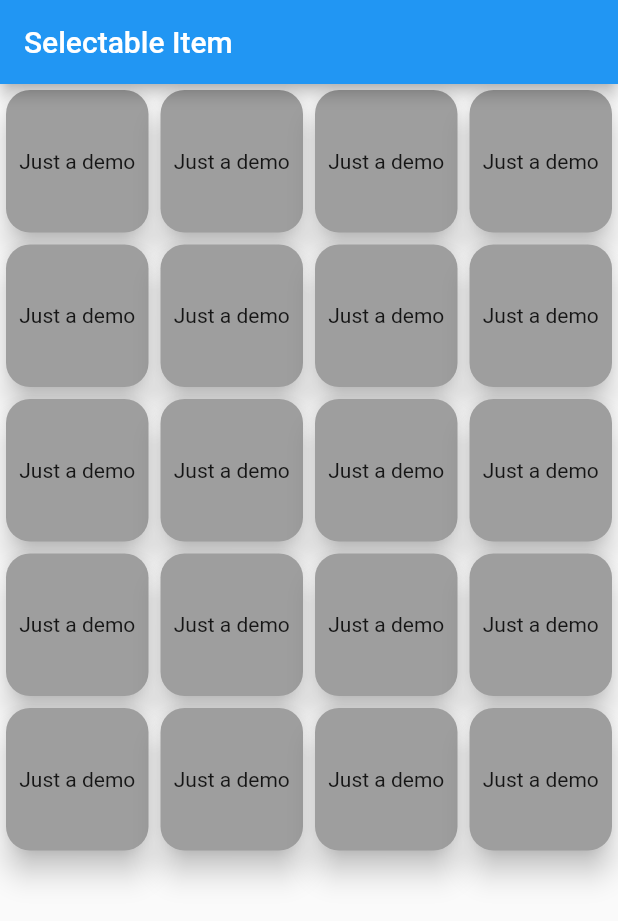
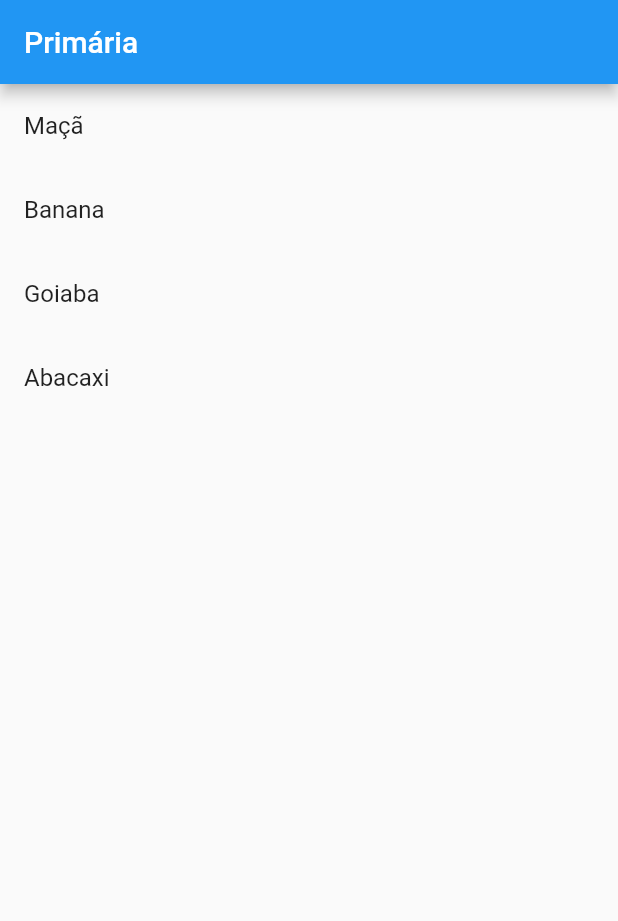
Before and after one commit to collbreno/flutter-extract, a Flutter app: the screen it shows after launch, on a phone screen of 412 x 824 dp. Shown: the top 921 px of the screen. Run offline on Flutter 3.47's test engine with Material 2 defaults, Android fonts, the phone set to English and light mode, and no system bars; our stand-ins replace animated_theme_switcher, built_collection, built_value, dartz, equatable, moor; generated files the repository leaves out were written again.

Commit message:
Creating mutable app bar and multiselect app bar

```diff
--- a/ui/demo/lib/main.dart
+++ b/ui/demo/lib/main.dart
@@ -1,4 +1,4 @@
-import 'package:demo/selectable_item_demo.dart';
+import 'package:demo/multi_select_app_bar_demo.dart';
 import 'package:flutter/material.dart';
 
 void main() {
@@ -14,7 +14,7 @@ class MyApp extends StatelessWidget {
       theme: ThemeData(
         primarySwatch: Colors.blue,
       ),
-      home: SelectableItemDemo(),
+      home: MultiSelectAppBarDemo(),
     );
   }
 }
--- /dev/null
+++ b/ui/demo/lib/multi_select_app_bar_demo.dart
@@ -0,0 +1,71 @@
+import 'package:flutter/material.dart';
+import 'package:ui/common/multi_select_app_bar.dart';
+
+class MultiSelectAppBarDemo extends StatefulWidget {
+  const MultiSelectAppBarDemo({Key? key}) : super(key: key);
+
+  @override
+  _MultiSelectAppBarDemoState createState() => _MultiSelectAppBarDemoState();
+}
+
+class _MultiSelectAppBarDemoState extends State<MultiSelectAppBarDemo> {
+  late final List<String> _items;
+  late Set<String> _selectedItems;
+
+  bool get _isSelecting => _selectedItems.isNotEmpty;
+
+  @override
+  void initState() {
+    super.initState();
+    _items = ['Maçã', 'Banana', 'Goiaba', 'Abacaxi'];
+    _selectedItems = {};
+  }
+
+  void _toggleItem(String item) {
+    if (_selectedItems.contains(item)) {
+      setState(() {
+        _selectedItems.remove(item);
+      });
+    } else {
+      setState(() {
+        _selectedItems.add(item);
+      });
+    }
+  }
+
+  @override
+  Widget build(BuildContext context) {
+    return Scaffold(
+      appBar: MultiSelectAppBar(
+        defaultAppBar: AppBar(
+          title: Text('Primária'),
+          backgroundColor: Colors.blue,
+        ),
+        actions: [
+          IconButton(onPressed: () {}, icon: Icon(Icons.copy)),
+          IconButton(onPressed: () {}, icon: Icon(Icons.edit)),
+          IconButton(onPressed: () {}, icon: Icon(Icons.delete)),
+        ],
+        onClear: () {
+          setState(() {
+            _selectedItems.clear();
+          });
+        },
+        backgroundColorWhenSelected: Colors.blueAccent,
+        selectedItems: _selectedItems.toList(),
+      ),
+      body: ListView.builder(
+        itemCount: _items.length,
+        itemBuilder: (ctx, index) {
+          final item = _items[index];
+          return ListTile(
+            selected: _selectedItems.contains(item),
+            onLongPress: _isSelecting ? null : () => _toggleItem(item),
+            onTap: !_isSelecting ? null : () => _toggleItem(item),
+            title: Text(item),
+          );
+        },
+      ),
+    );
+  }
+}
--- a/ui/demo/pubspec.yaml
+++ b/ui/demo/pubspec.yaml
@@ -23,6 +23,8 @@ environment:
 dependencies:
   flutter:
     sdk: flutter
+  ui:
+    path: '../'
 
 
   # The following adds the Cupertino Icons font to your application.
--- /dev/null
+++ b/ui/lib/common/multi_select_app_bar.dart
@@ -0,0 +1,27 @@
+import 'package:flutter/material.dart';
+import 'package:ui/common/mutable_app_bar.dart';
+
+class MultiSelectAppBar<T> extends MutableAppBar {
+  MultiSelectAppBar({
+    Key? key,
+    required AppBar defaultAppBar,
+    required VoidCallback onClear,
+    required List<T> selectedItems,
+    List<Widget> actions = const [],
+    Color? backgroundColorWhenSelected,
+    Icon clearIcon = const Icon(Icons.clear),
+  }) : super(
+          key: key,
+          isMutated: selectedItems.isNotEmpty,
+          primaryAppBar: defaultAppBar,
+          secondaryAppBar: AppBar(
+            title: Text(selectedItems.length.toString()),
+            leading: IconButton(
+              icon: clearIcon,
+              onPressed: onClear,
+            ),
+            actions: actions,
+            backgroundColor: backgroundColorWhenSelected,
+          ),
+        );
+}
```
Also changed, not shown: ui/lib/common/mutable_app_bar.dart (+25 -48 lines), ui/lib/screens/test_screen.dart (+16 -17 lines).
